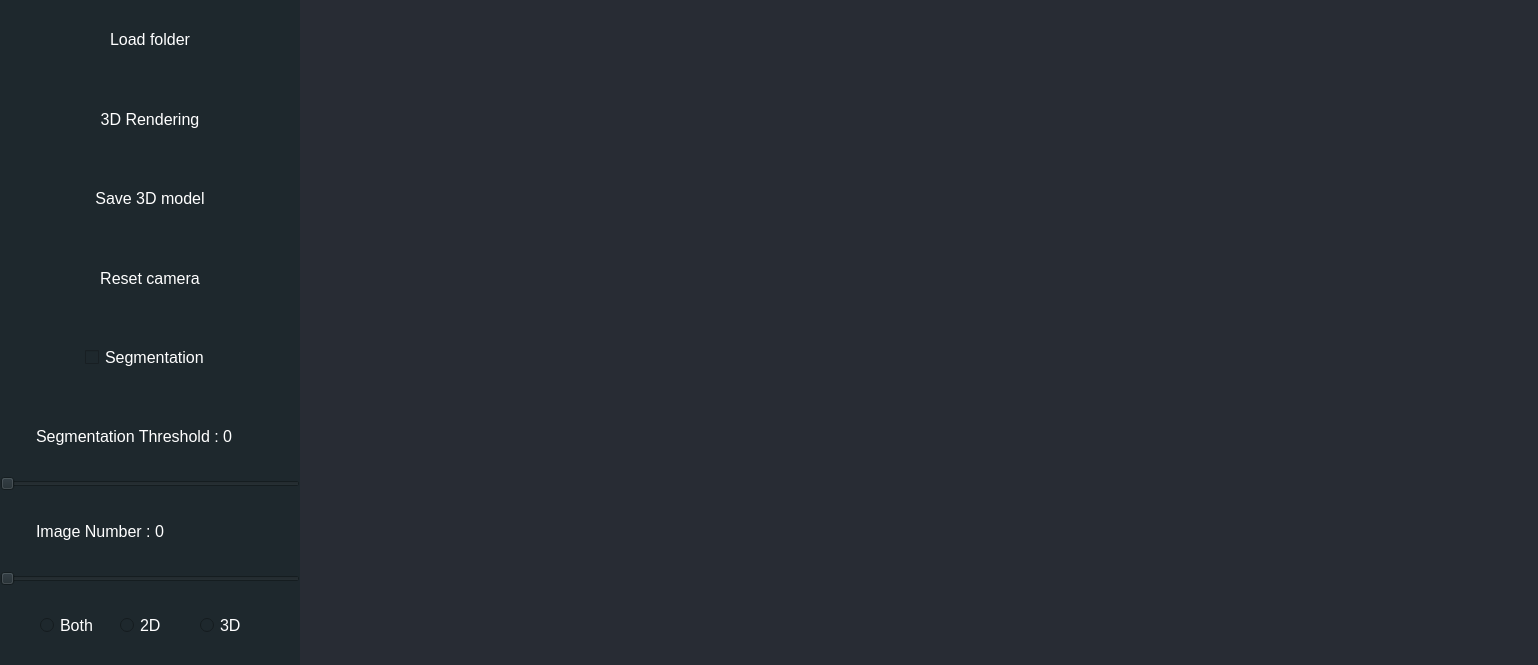
This is view.ui in SylvainRajkoumar/medical-image-segmentation as Qt 5 draws it before an edit. The edited form follows.
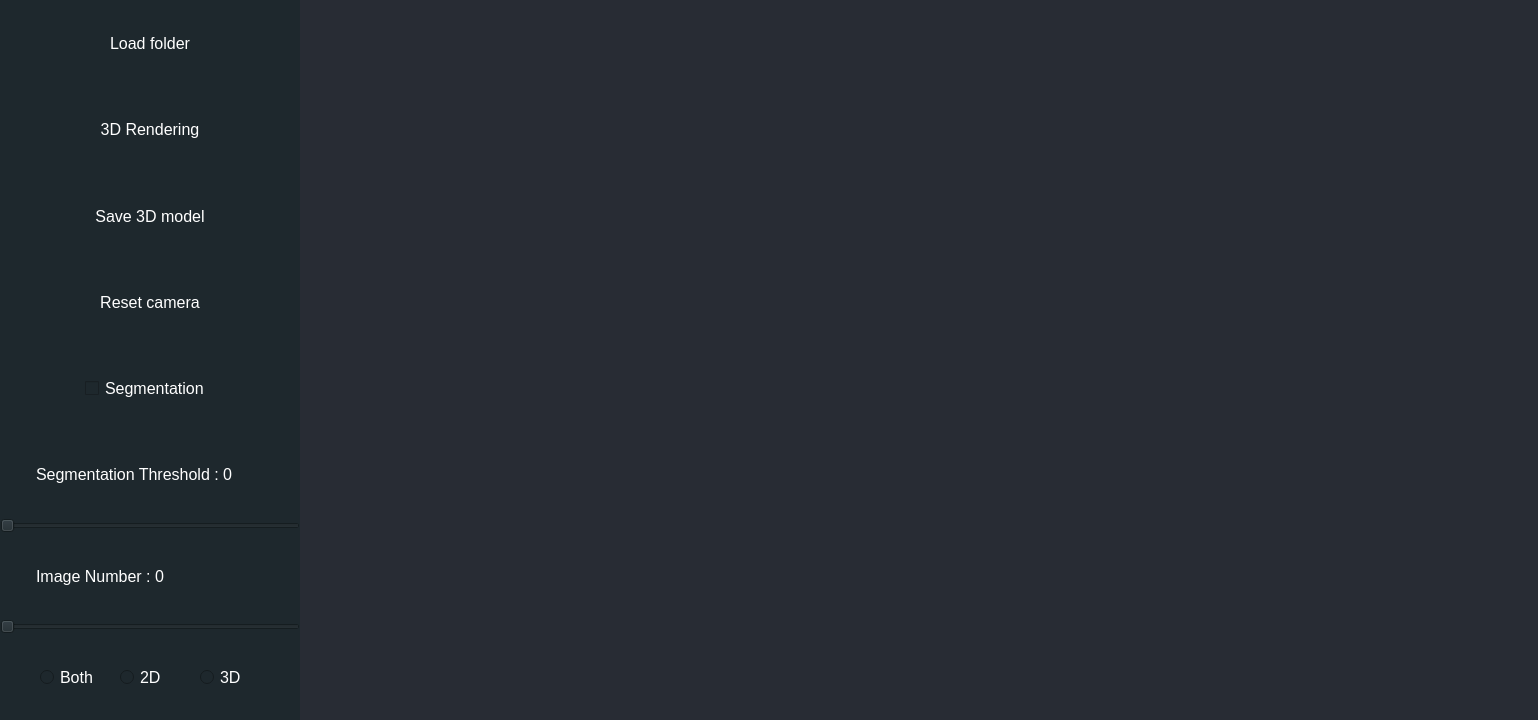
This is the edited form.

```diff
--- a/view.ui
+++ b/view.ui
@@ -7,7 +7,7 @@
     <x>0</x>
     <y>0</y>
     <width>1538</width>
-    <height>665</height>
+    <height>720</height>
    </rect>
   </property>
   <property name="sizePolicy">
@@ -18,8 +18,14 @@
   </property>
   <property name="minimumSize">
    <size>
-    <width>0</width>
-    <height>0</height>
+    <width>1280</width>
+    <height>720</height>
+   </size>
+  </property>
+  <property name="baseSize">
+   <size>
+    <width>1280</width>
+    <height>720</height>
    </size>
   </property>
   <property name="windowTitle">
@@ -125,7 +131,7 @@
      </layout>
     </item>
     <item row="0" column="0">
-     <widget class="QWidget" name="" native="true">
+     <widget class="QWidget" name="widget" native="true">
       <property name="sizePolicy">
        <sizepolicy hsizetype="Fixed" vsizetype="Minimum">
         <horstretch>0</horstretch>
```
